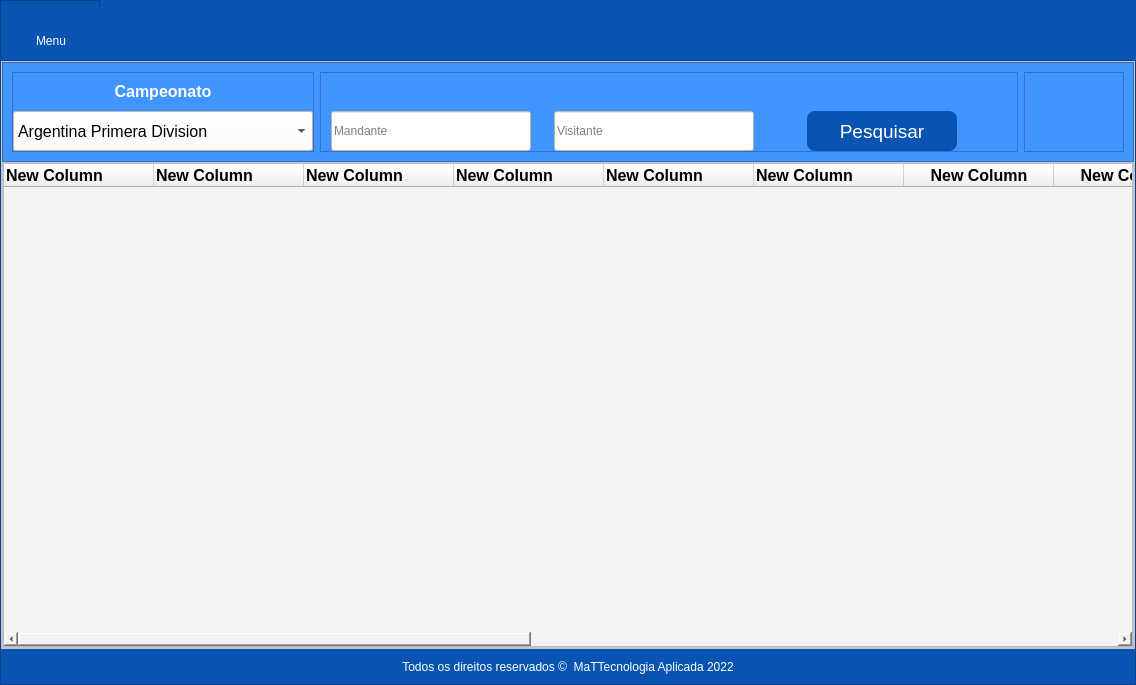
Before: the Qt Designer form ui_forms/ui_main.ui in mateuscosta27/WebScraping, drawn with Qt 5.
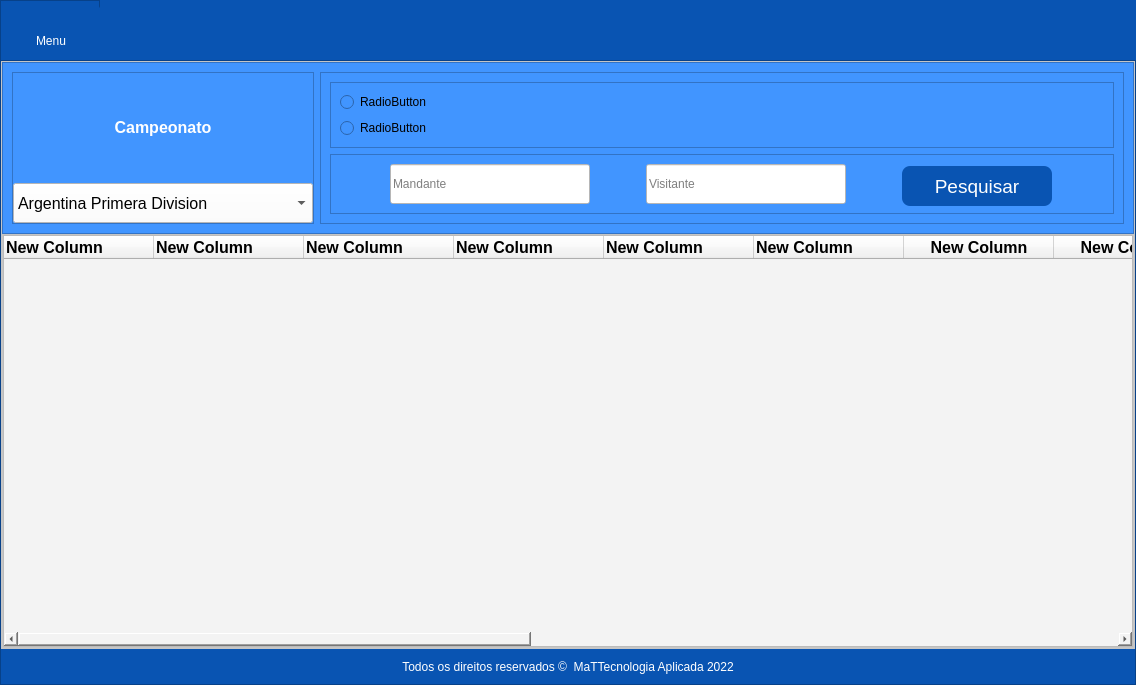
After: the same form once the commit is applied. Icons and pictures are not drawn.

```diff
--- a/ui_forms/ui_main.ui
+++ b/ui_forms/ui_main.ui
@@ -1827,39 +1827,43 @@
                       <property name="frameShadow">
                        <enum>QFrame::Raised</enum>
                       </property>
+                      <layout class="QVBoxLayout" name="verticalLayout_16">
+                       <item>
+                        <widget class="QFrame" name="frame_7">
+                         <property name="frameShape">
+                          <enum>QFrame::StyledPanel</enum>
+                         </property>
+                         <property name="frameShadow">
+                          <enum>QFrame::Raised</enum>
+                         </property>
+                         <layout class="QVBoxLayout" name="verticalLayout_15">
+                          <item>
+                           <widget class="QRadioButton" name="radioButton_2">
+                            <property name="text">
+                             <string>RadioButton</string>
+                            </property>
+                           </widget>
+                          </item>
+                          <item>
+                           <widget class="QRadioButton" name="radioButton">
+                            <property name="text">
+                             <string>RadioButton</string>
+                            </property>
+                           </widget>
+                          </item>
+                         </layout>
+                        </widget>
+                       </item>
+                       <item>
+                        <widget class="QFrame" name="frame_6">
+                         <property name="frameShape">
+                          <enum>QFrame::StyledPanel</enum>
+                         </property>
+                         <property name="frameShadow">
+                          <enum>QFrame::Raised</enum>
+                         </property>
                       <layout class="QHBoxLayout" name="horizontalLayout_11">
-                       <property name="spacing">
-                        <number>3</number>
-                       </property>
-                       <property name="leftMargin">
-                        <number>0</number>
-                       </property>
-                       <property name="topMargin">
-                        <number>0</number>
-                       </property>
-                       <property name="rightMargin">
-                        <number>0</number>
-                       </property>
-                       <property name="bottomMargin">
-                        <number>0</number>
-                       </property>
                        <item>
-                        <spacer name="horizontalSpacer">
-                         <property name="orientation">
-                          <enum>Qt::Horizontal</enum>
-                         </property>
-                         <property name="sizeType">
-                          <enum>QSizePolicy::Preferred</enum>
-                         </property>
-                         <property name="sizeHint" stdset="0">
-                          <size>
-                           <width>10</width>
-                           <height>20</height>
-                          </size>
-                         </property>
-                        </spacer>
-                       </item>
-                       <item alignment="Qt::AlignBottom">
                         <widget class="QLineEdit" name="le_team1">
                          <property name="minimumSize">
                           <size>
@@ -1885,22 +1889,6 @@
                         </widget>
                        </item>
                        <item>
-                        <spacer name="horizontalSpacer_2">
-                         <property name="orientation">
-                          <enum>Qt::Horizontal</enum>
-                         </property>
-                         <property name="sizeType">
-                          <enum>QSizePolicy::Preferred</enum>
-                         </property>
-                         <property name="sizeHint" stdset="0">
-                          <size>
-                           <width>20</width>
-                           <height>20</height>
-                          </size>
-                         </property>
-                        </spacer>
-                       </item>
-                       <item alignment="Qt::AlignBottom">
                         <widget class="QLineEdit" name="le_team2">
                          <property name="sizePolicy">
                           <sizepolicy hsizetype="Expanding" vsizetype="Fixed">
@@ -1932,22 +1920,6 @@
                         </widget>
                        </item>
                        <item>
-                        <spacer name="horizontalSpacer_3">
-                         <property name="orientation">
-                          <enum>Qt::Horizontal</enum>
-                         </property>
-                         <property name="sizeType">
-                          <enum>QSizePolicy::Preferred</enum>
-                         </property>
-                         <property name="sizeHint" stdset="0">
-                          <size>
-                           <width>50</width>
-                           <height>20</height>
-                          </size>
-                         </property>
-                        </spacer>
-                       </item>
-                       <item alignment="Qt::AlignBottom">
                         <widget class="QPushButton" name="btn_search">
                          <property name="minimumSize">
                           <size>
@@ -2026,48 +1998,16 @@
                          </property>
                          <property name="iconSize">
                           <size>
-                           <width>20</width>
-                           <height>20</height>
+                              <width>35</width>
+                              <height>35</height>
                           </size>
                          </property>
                         </widget>
                        </item>
-                       <item>
-                        <spacer name="horizontalSpacer_4">
-                         <property name="orientation">
-                          <enum>Qt::Horizontal</enum>
-                         </property>
-                         <property name="sizeHint" stdset="0">
-                          <size>
-                           <width>40</width>
-                           <height>20</height>
-                          </size>
-                         </property>
-                        </spacer>
-                       </item>
                       </layout>
                      </widget>
                     </item>
-                    <item>
-                     <widget class="QFrame" name="frame_6">
-                      <property name="minimumSize">
-                       <size>
-                        <width>100</width>
-                        <height>0</height>
-                       </size>
-                      </property>
-                      <property name="maximumSize">
-                       <size>
-                        <width>700</width>
-                        <height>16777215</height>
-                       </size>
-                      </property>
-                      <property name="frameShape">
-                       <enum>QFrame::StyledPanel</enum>
-                      </property>
-                      <property name="frameShadow">
-                       <enum>QFrame::Raised</enum>
-                      </property>
+                      </layout>
                      </widget>
                     </item>
                    </layout>
```
Lines whose indentation alone changed are shown as unchanged.
